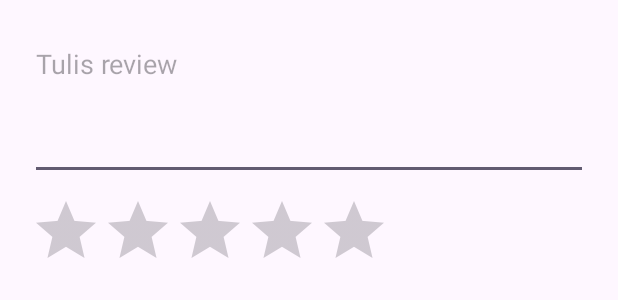
After one commit to Kuahfi/cinelogs, an Android app: the layout dialog_edit_review.xml on its own in the app's theme, with its tools: preview values and no code run, on a phone screen of 412 x 824 dp. The commit adds this screen. Shown: the top 300 px of the screen. Run offline under Robolectric (Android 15) with nearby library versions, the phone set to English and light mode, and no system bars.

Commit message:
Adding Edit and Delete Review

```diff
--- /dev/null
+++ b/app/src/main/res/layout/dialog_edit_review.xml
@@ -0,0 +1,23 @@
+<LinearLayout xmlns:android="http://schemas.android.com/apk/res/android"
+    android:padding="20dp"
+    android:orientation="vertical"
+    android:layout_width="match_parent"
+    android:layout_height="wrap_content">
+
+    <EditText
+        android:id="@+id/etReviewText"
+        android:hint="Tulis review"
+        android:layout_width="match_parent"
+        android:layout_height="wrap_content"
+        android:minHeight="100dp"
+        android:gravity="top"
+        android:inputType="textMultiLine" />
+
+    <RatingBar
+        android:id="@+id/ratingBar"
+        android:layout_marginTop="10dp"
+        android:layout_width="wrap_content"
+        android:layout_height="wrap_content"
+        android:numStars="5"
+        android:stepSize="0.5" />
+</LinearLayout>
```
Also changed, not shown: app/src/main/java/com/z0diac/tesapi/data/repository/user/ReviewRepository.kt (+15 -37 lines), app/src/main/java/com/z0diac/tesapi/data/repository/user/UserRepository.kt (+0 -18 lines), app/src/main/java/com/z0diac/tesapi/ui/profile/fragment/ReviewsFragment.kt (+84 -7 lines).
